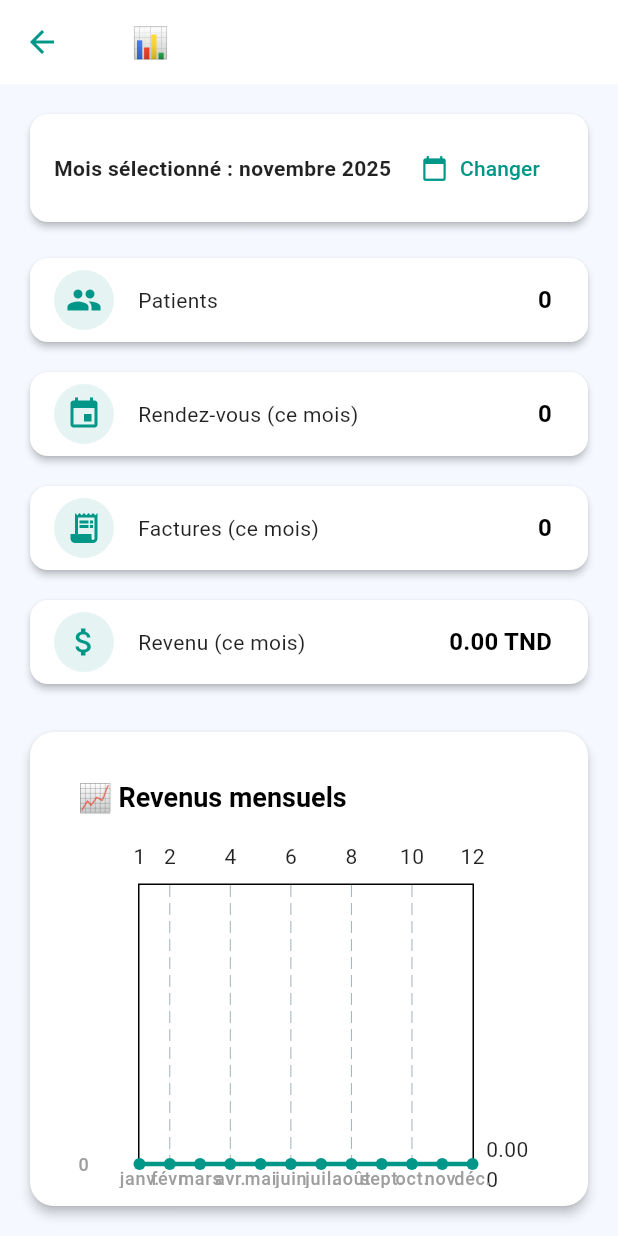
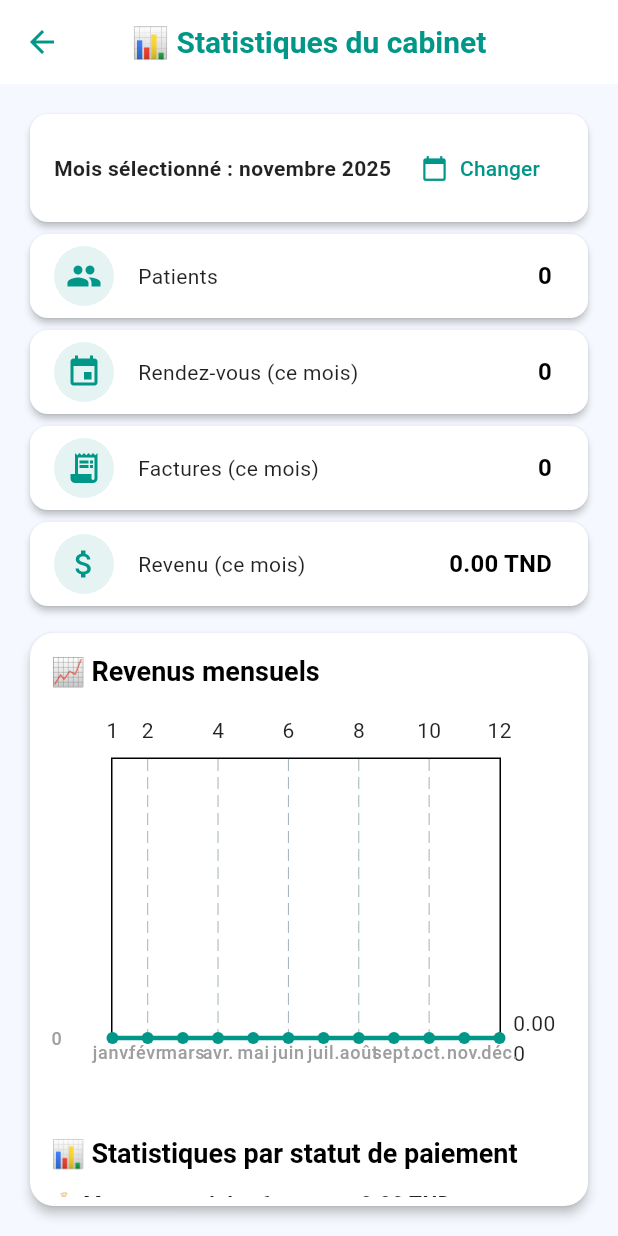
Before and after one commit to sabri-jammoussi/Projet_flutter_iit, a Flutter app: the StatisticsPage screen opened by its route, on a phone screen of 412 x 824 dp. Run offline on Flutter 3.47's test engine with Material 3 defaults, Android fonts, the phone set to English and light mode, and no system bars; drawn by our look-alikes of fl_chart; our stand-ins replace carousel_slider, cloud_firestore, firebase_auth, firebase_core, flutter_local_notifications, flutter_map and 7 more; missing offline and left inert: google_mlkit_text_recognition; accounts and stored records are empty; network calls fail.

Commit message:
fix styleeee

```diff
--- a/lib/maps/maps_page.dart
+++ b/lib/maps/maps_page.dart
@@ -95,7 +95,8 @@ class _MapScreenState extends State<MapScreen> {
                   point: LatLng(pos.latitude, pos.longitude),
                   width: 40,
                   height: 40,
-                  child: const Icon(Icons.location_pin, color: Colors.red, size: 40),
+                  child: const Icon(Icons.location_pin,
+                      color: Colors.red, size: 40),
                 ),
               ],
             ),
--- a/lib/pages/statistics/statistics_page.dart
+++ b/lib/pages/statistics/statistics_page.dart
@@ -19,7 +19,19 @@ class _StatisticsPageState extends State<StatisticsPage> {
 
     return Scaffold(
       appBar: AppBar(
-        title: const Text('📊 Statistiques du cabinet'),
+        backgroundColor: Theme.of(context).appBarTheme.backgroundColor,
+        foregroundColor: Theme.of(context).appBarTheme.foregroundColor,
+        leading: IconButton(
+          icon: Icon(Icons.arrow_back),
+          color: Theme.of(context).appBarTheme.foregroundColor,
+          onPressed: () => Navigator.pop(context),
+        ),
+        title: Text(
+          '📊 Statistiques du cabinet',
+          style: TextStyle(
+            color: Theme.of(context).appBarTheme.foregroundColor,
+          ),
+        ),
         centerTitle: true,
       ),
       body: Padding(
@@ -29,15 +41,20 @@ class _StatisticsPageState extends State<StatisticsPage> {
             // Sélecteur de mois
             Card(
               elevation: 2,
-              shape: RoundedRectangleBorder(borderRadius: BorderRadius.circular(12)),
+              shape: RoundedRectangleBorder(
+                  borderRadius: BorderRadius.circular(12)),
               child: Padding(
-                padding: const EdgeInsets.symmetric(horizontal: 16, vertical: 12),
+                padding:
+                    const EdgeInsets.symmetric(horizontal: 16, vertical: 12),
                 child: Row(
                   mainAxisAlignment: MainAxisAlignment.spaceBetween,
                   children: [
                     Text(
                       'Mois sélectionné : ${DateFormat.yMMMM('fr_FR').format(selectedMonth)}',
-                      style: Theme.of(context).textTheme.bodyMedium?.copyWith(fontWeight: FontWeight.w600),
+                      style: Theme.of(context)
+                          .textTheme
+                          .bodyMedium
+                          ?.copyWith(fontWeight: FontWeight.w600),
                     ),
                     TextButton.icon(
                       icon: const Icon(Icons.calendar_today),
@@ -61,17 +78,18 @@ class _StatisticsPageState extends State<StatisticsPage> {
                 ),
               ),
             ),
-            const SizedBox(height: 16),
+            const SizedBox(height: 0),
             // Résumé des statistiques
             StatSummary(selectedMonth: selectedMonth),
-            const SizedBox(height: 24),
+            const SizedBox(height: 10),
             // Graphique des revenus
             Expanded(
               child: Card(
                 elevation: 3,
-                shape: RoundedRectangleBorder(borderRadius: BorderRadius.circular(16)),
+                shape: RoundedRectangleBorder(
+                    borderRadius: BorderRadius.circular(16)),
                 child: Padding(
-                  padding: const EdgeInsets.all(12),
+                  padding: const EdgeInsets.all(6),
                   child: ChartWidget(selectedYear: selectedYear),
                 ),
               ),
--- a/lib/pages/statistics/widgets/chart_widget.dart
+++ b/lib/pages/statistics/widgets/chart_widget.dart
@@ -51,7 +51,7 @@ class ChartWidget extends StatelessWidget {
         }
 
         return SingleChildScrollView(
-          padding: const EdgeInsets.all(20),
+          padding: const EdgeInsets.all(8),
           child: Column(
             crossAxisAlignment: CrossAxisAlignment.start,
             children: [
--- a/lib/pages/statistics/widgets/stat_summary.dart
+++ b/lib/pages/statistics/widgets/stat_summary.dart
@@ -16,7 +16,7 @@ class StatSummary extends StatelessWidget {
           stream: FirebaseFirestore.instance.collection('patients').snapshots(),
           formatter: (snapshot) => '${snapshot.size}',
         ),
-        const SizedBox(height: 12),
+        const SizedBox(height: 0),
         _buildStatCard(
           context,
           icon: Icons.event,
@@ -28,7 +28,7 @@ class StatSummary extends StatelessWidget {
               .snapshots(),
           formatter: (snapshot) => '${snapshot.size}',
         ),
-        const SizedBox(height: 12),
+        const SizedBox(height: 0),
         _buildStatCard(
           context,
           icon: Icons.receipt_long,
@@ -40,7 +40,7 @@ class StatSummary extends StatelessWidget {
               .snapshots(),
           formatter: (snapshot) => '${snapshot.size}',
         ),
-        const SizedBox(height: 12),
+        const SizedBox(height: 0),
         _buildStatCard(
           context,
           icon: Icons.attach_money,
@@ -80,20 +80,27 @@ class StatSummary extends StatelessWidget {
         final value = snapshot.hasData ? formatter(snapshot.data!) : '...';
         return Card(
           elevation: 2,
-          shape: RoundedRectangleBorder(borderRadius: BorderRadius.circular(12)),
+          shape:
+              RoundedRectangleBorder(borderRadius: BorderRadius.circular(12)),
           child: ListTile(
             leading: CircleAvatar(
               backgroundColor: Theme.of(context).primaryColor.withOpacity(0.1),
               child: Icon(icon, color: Theme.of(context).primaryColor),
             ),
             title: Text(label, style: Theme.of(context).textTheme.bodyMedium),
-            trailing: Text(value, style: Theme.of(context).textTheme.titleMedium?.copyWith(fontWeight: FontWeight.bold)),
+            trailing: Text(value,
+                style: Theme.of(context)
+                    .textTheme
+                    .titleMedium
+                    ?.copyWith(fontWeight: FontWeight.bold)),
           ),
         );
       },
     );
   }
 
-  Timestamp _startOfMonth() => Timestamp.fromDate(DateTime(selectedMonth.year, selectedMonth.month));
-  Timestamp _endOfMonth() => Timestamp.fromDate(DateTime(selectedMonth.year, selectedMonth.month + 1));
+  Timestamp _startOfMonth() =>
+      Timestamp.fromDate(DateTime(selectedMonth.year, selectedMonth.month));
+  Timestamp _endOfMonth() =>
+      Timestamp.fromDate(DateTime(selectedMonth.year, selectedMonth.month + 1));
 }
```
Also changed, not shown: lib/config/global_params.dart (+8 -0 lines), lib/pages/appointment/appointment_page.dart (+17 -3 lines), lib/pages/billing/billing_page.dart (+15 -2 lines), lib/pages/home/home_page.dart (+26 -22 lines), lib/pages/notification/notification_history_page.dart (+25 -6 lines), lib/pages/patient/patient_page.dart (+28 -4 lines), lib/pages/scanFacture/scanFacture_page.dart (+56 -14 lines).
